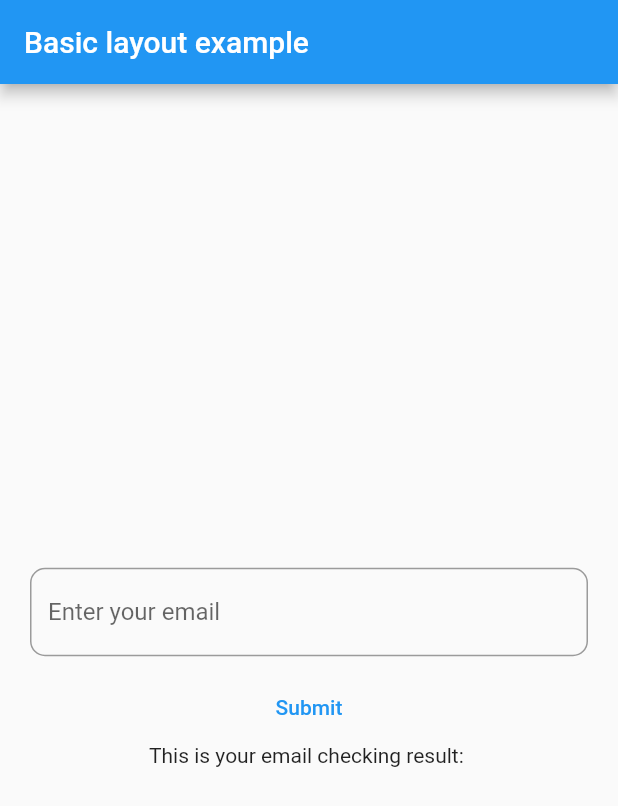
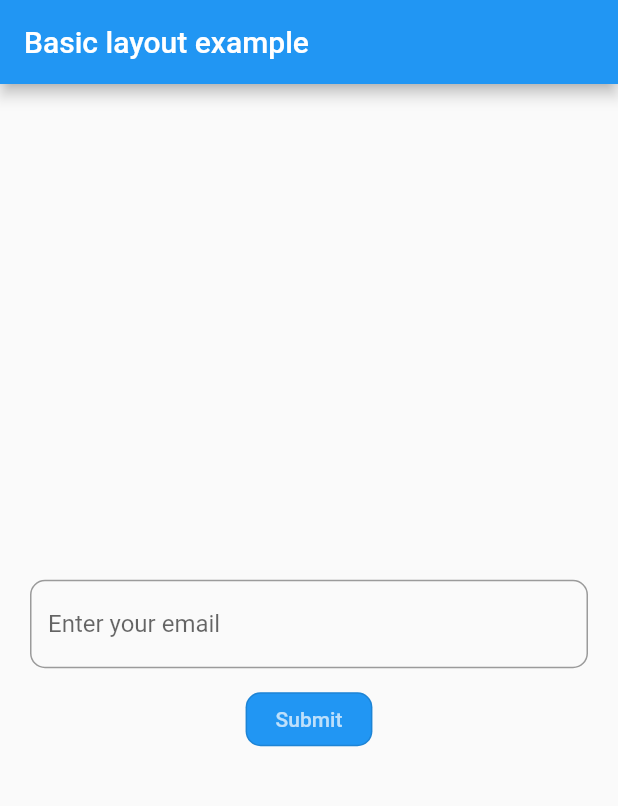
Before and after one commit to dinhKhoi-noob/FlutterTodoAppDemo, a Flutter app: the screen it shows after launch, on a phone screen of 412 x 824 dp. Shown: the top 806 px of the screen. Run offline on Flutter 3.47's test engine with Material 2 defaults, Android fonts, the phone set to English and light mode, and no system bars.

Commit message:
Learning Flutter tutorials

```diff
--- a/lib/basic_layout_example.dart
+++ b/lib/basic_layout_example.dart
@@ -1,4 +1,6 @@
 import 'package:flutter/material.dart';
+import './email.dart';
+import './email_list_widget.dart';
 
 class BasicLayoutExample extends StatefulWidget {
   const BasicLayoutExample({Key? key}) : super(key: key);
@@ -9,49 +11,75 @@ class BasicLayoutExample extends StatefulWidget {
 }
 
 class _BasicLayoutExample extends State<BasicLayoutExample> {
-  String email = "";
-  final onChangedEmailField = TextEditingController();
+  String _emailChecker = "";
+  Email newEmail = Email(email: "");
+  final List<Email> _emails = <Email>[];
+  final _onChangedEmailField = TextEditingController();
+  final _globalMessengerKey = GlobalKey<ScaffoldMessengerState>();
+
   @override
   Widget build(BuildContext context) {
     return MaterialApp(
+      scaffoldMessengerKey: _globalMessengerKey,
       title: "Welcome to Flutter",
       home: Scaffold(
-        appBar: AppBar(title: const Text("Basic layout example"),),
+          appBar: AppBar(
+            title: const Text("Basic layout example"),
+          ),
           body: SafeArea(
               child: Center(
             child: Column(
                 mainAxisAlignment: MainAxisAlignment.center,
                 children: <Widget>[
                   Container(
-                  padding: const EdgeInsets.symmetric(horizontal: 20, vertical: 10),
+                    padding: const EdgeInsets.symmetric(
+                        horizontal: 20, vertical: 10),
                     child: TextField(
-                    controller: onChangedEmailField,
+                      controller: _onChangedEmailField,
                       onChanged: (text) {
                         // ignore: unused_local_variable
-                      RegExp sampleEmail = RegExp(r'^(([^<>()[\]\\.,;:\s@"]+(\.[^<>()[\]\\.,;:\s@"]+)*)|(".+"))@((\[[0-9]{1,3}\.[0-9]{1,3}\.[0-9]{1,3}\.[0-9]{1,3}\])|(([a-zA-Z\-0-9]+\.)+[a-zA-Z]{2,}))$');
+                        RegExp sampleEmail = RegExp(
+                            r'^(([^<>()[\]\\.,;:\s@"]+(\.[^<>()[\]\\.,;:\s@"]+)*)|(".+"))@((\[[0-9]{1,3}\.[0-9]{1,3}\.[0-9]{1,3}\.[0-9]{1,3}\])|(([a-zA-Z\-0-9]+\.)+[a-zA-Z]{2,}))$');
                         setState(() {
-                        email = sampleEmail.hasMatch(text)?"Yes":"No";
+                          _emailChecker =
+                              sampleEmail.hasMatch(text) ? "Valid" : "Invalid";
+                          newEmail.email = text;
                         });
                       },
                       decoration: const InputDecoration(
                           border: OutlineInputBorder(
-                            borderRadius: BorderRadius.all(Radius.circular(10))),
-                        labelText: 'Enter your email'
+                              borderRadius:
+                                  BorderRadius.all(Radius.circular(10))),
+                          labelText: 'Enter your email'),
                     ),
                   ),
-                ),
-              TextButton(
-                onPressed: (){
-
+                  OutlinedButton(
+                    onPressed: () {
+                      if (_emailChecker.compareTo("Valid") != 0) {
+                        _globalMessengerKey.currentState!.showSnackBar(SnackBar(
+                            content: Text("Your email is $_emailChecker",
+                                textAlign: TextAlign.center)));
+                        return;
+                      }
+                      setState(() {
+                        _emails.add(newEmail);
+                        newEmail = Email(email: "");
+                        _onChangedEmailField.text = "";
+                      });
                     },
+                    style: OutlinedButton.styleFrom(
+                        primary: Colors.white70,
+                        padding: const EdgeInsets.symmetric(
+                            vertical: 10, horizontal: 20),
+                        backgroundColor: Colors.blue,
+                        shape: const RoundedRectangleBorder(
+                            borderRadius:
+                                BorderRadius.all(Radius.circular(10)))),
                     child: const Text("Submit"),
                   ),
-              // ignore: prefer_const_constructors
-              Text("This is your email checking result: $email"),
+                  EmailListWidget(emails: _emails)
                 ]),
-          )
-        )
-      ),
+          ))),
     );
   }
 }
--- /dev/null
+++ b/lib/email.dart
@@ -0,0 +1,4 @@
+class Email {
+  String email = "";
+  Email({required this.email});
+}
```
Also changed, not shown: lib/email_list_widget.dart (added, +35 -0 lines). Lines whose indentation alone changed are shown as unchanged.
